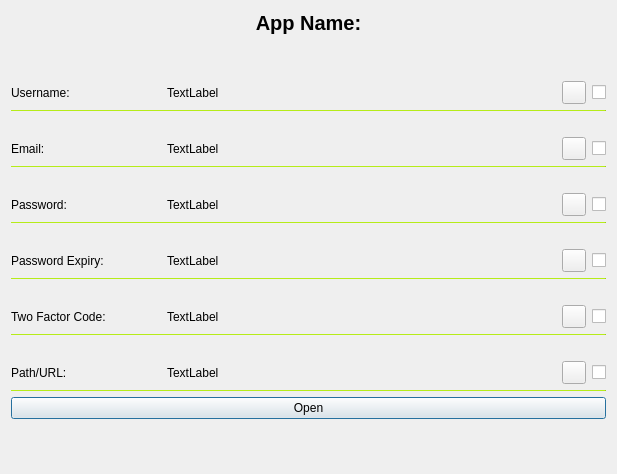
daniel-deru/WorkMate-3.0, file designs/xml/app_vault_view_window.ui: the form before one commit.
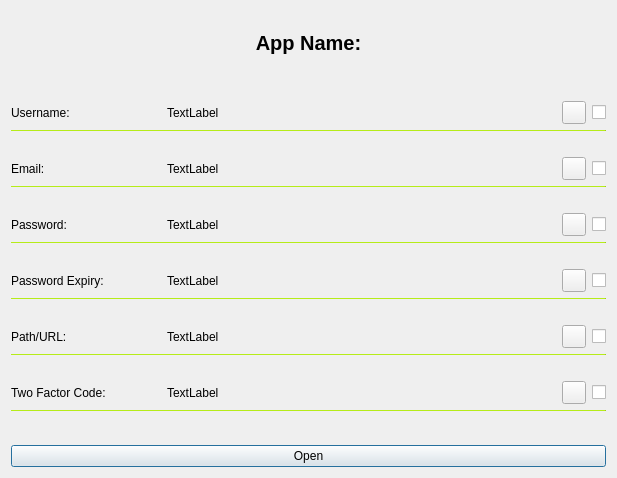
The form after the commit.

Commit message: fixed the app vault view window showing the twofa key when there isnt one

Patch:
```diff
--- a/designs/xml/app_vault_view_window.ui
+++ b/designs/xml/app_vault_view_window.ui
@@ -7,7 +7,7 @@
     <x>0</x>
     <y>0</y>
     <width>617</width>
-    <height>474</height>
+    <height>478</height>
    </rect>
   </property>
   <property name="windowTitle">
@@ -17,7 +17,7 @@
    <item>
     <layout class="QHBoxLayout" name="horizontalLayout">
      <property name="topMargin">
-      <number>0</number>
+      <number>20</number>
      </property>
      <property name="bottomMargin">
       <number>20</number>
@@ -45,6 +45,10 @@
     </layout>
    </item>
    <item>
+    <layout class="QVBoxLayout" name="vbox_data">
+     <item>
+      <layout class="QVBoxLayout" name="verticalLayout_2">
+       <item>
     <layout class="QHBoxLayout" name="horizontalLayout_2">
      <property name="topMargin">
       <number>20</number>
@@ -129,6 +133,10 @@
      </property>
     </widget>
    </item>
+      </layout>
+     </item>
+     <item>
+      <layout class="QVBoxLayout" name="verticalLayout_3">
    <item>
     <layout class="QHBoxLayout" name="horizontalLayout_3">
      <property name="topMargin">
@@ -190,7 +198,7 @@
     </layout>
    </item>
    <item>
-    <widget class="QFrame" name="frame_3">
+        <widget class="Line" name="line">
      <property name="minimumSize">
       <size>
        <width>0</width>
@@ -206,14 +214,15 @@
      <property name="styleSheet">
       <string notr="true">background: #9ecd16;</string>
      </property>
-     <property name="frameShape">
-      <enum>QFrame::HLine</enum>
-     </property>
-     <property name="frameShadow">
-      <enum>QFrame::Sunken</enum>
+         <property name="orientation">
+          <enum>Qt::Horizontal</enum>
      </property>
     </widget>
    </item>
+      </layout>
+     </item>
+     <item>
+      <layout class="QVBoxLayout" name="verticalLayout_4">
    <item>
     <layout class="QHBoxLayout" name="horizontalLayout_4">
      <property name="topMargin">
@@ -275,13 +284,7 @@
     </layout>
    </item>
    <item>
-    <widget class="QFrame" name="frame_4">
-     <property name="minimumSize">
-      <size>
-       <width>0</width>
-       <height>1</height>
-      </size>
-     </property>
+        <widget class="Line" name="line_2">
      <property name="maximumSize">
       <size>
        <width>16777215</width>
@@ -291,14 +294,15 @@
      <property name="styleSheet">
       <string notr="true">background: #9ecd16;</string>
      </property>
-     <property name="frameShape">
-      <enum>QFrame::HLine</enum>
-     </property>
-     <property name="frameShadow">
-      <enum>QFrame::Sunken</enum>
+         <property name="orientation">
+          <enum>Qt::Horizontal</enum>
      </property>
     </widget>
    </item>
+      </layout>
+     </item>
+     <item>
+      <layout class="QVBoxLayout" name="verticalLayout_5">
    <item>
     <layout class="QHBoxLayout" name="horizontalLayout_7">
      <property name="topMargin">
@@ -366,7 +370,7 @@
     </layout>
    </item>
    <item>
-    <widget class="QFrame" name="frame">
+        <widget class="Line" name="line_3">
      <property name="maximumSize">
       <size>
        <width>16777215</width>
@@ -376,14 +380,95 @@
      <property name="styleSheet">
       <string notr="true">background: #9ecd16;</string>
      </property>
-     <property name="frameShape">
-      <enum>QFrame::HLine</enum>
-     </property>
-     <property name="frameShadow">
-      <enum>QFrame::Sunken</enum>
-     </property>
-    </widget>
-   </item>
+         <property name="orientation">
+          <enum>Qt::Horizontal</enum>
+         </property>
+        </widget>
+       </item>
+      </layout>
+     </item>
+     <item>
+      <layout class="QVBoxLayout" name="verticalLayout_7">
+       <item>
+        <layout class="QHBoxLayout" name="horizontalLayout_5">
+         <property name="topMargin">
+          <number>20</number>
+         </property>
+         <item>
+          <widget class="QLabel" name="lbl_path_view">
+           <property name="minimumSize">
+            <size>
+             <width>150</width>
+             <height>0</height>
+            </size>
+           </property>
+           <property name="text">
+            <string>Path/URL:</string>
+           </property>
+          </widget>
+         </item>
+         <item>
+          <widget class="QLabel" name="lbl_path">
+           <property name="text">
+            <string>TextLabel</string>
+           </property>
+          </widget>
+         </item>
+         <item>
+          <spacer name="horizontalSpacer_5">
+           <property name="orientation">
+            <enum>Qt::Horizontal</enum>
+           </property>
+           <property name="sizeHint" stdset="0">
+            <size>
+             <width>40</width>
+             <height>20</height>
+            </size>
+           </property>
+          </spacer>
+         </item>
+         <item>
+          <widget class="QToolButton" name="tbtn_path">
+           <property name="cursor">
+            <cursorShape>PointingHandCursor</cursorShape>
+           </property>
+           <property name="text">
+            <string/>
+           </property>
+          </widget>
+         </item>
+         <item>
+          <widget class="QCheckBox" name="chk_path">
+           <property name="cursor">
+            <cursorShape>PointingHandCursor</cursorShape>
+           </property>
+           <property name="text">
+            <string/>
+           </property>
+          </widget>
+         </item>
+        </layout>
+       </item>
+       <item>
+        <widget class="Line" name="line_5">
+         <property name="maximumSize">
+          <size>
+           <width>16777215</width>
+           <height>1</height>
+          </size>
+         </property>
+         <property name="styleSheet">
+          <string notr="true">background: #9ecd16;</string>
+         </property>
+         <property name="orientation">
+          <enum>Qt::Horizontal</enum>
+         </property>
+        </widget>
+       </item>
+      </layout>
+     </item>
+     <item>
+      <layout class="QVBoxLayout" name="verticalLayout_6">
    <item>
     <layout class="QHBoxLayout" name="horizontalLayout_8">
      <property name="topMargin">
@@ -452,7 +537,7 @@
     </layout>
    </item>
    <item>
-    <widget class="QFrame" name="frame_6">
+        <widget class="Line" name="line_4">
      <property name="maximumSize">
       <size>
        <width>16777215</width>
@@ -462,98 +547,27 @@
      <property name="styleSheet">
       <string notr="true">background: #9ecd16;</string>
      </property>
-     <property name="frameShape">
-      <enum>QFrame::HLine</enum>
-     </property>
-     <property name="frameShadow">
-      <enum>QFrame::Sunken</enum>
-     </property>
-    </widget>
-   </item>
-   <item>
-    <layout class="QHBoxLayout" name="horizontalLayout_5">
-     <property name="topMargin">
-      <number>20</number>
-     </property>
-     <item>
-      <widget class="QLabel" name="lbl_path_view">
-       <property name="minimumSize">
-        <size>
-         <width>150</width>
-         <height>0</height>
-        </size>
-       </property>
-       <property name="text">
-        <string>Path/URL:</string>
-       </property>
-      </widget>
-     </item>
-     <item>
-      <widget class="QLabel" name="lbl_path">
-       <property name="text">
-        <string>TextLabel</string>
-       </property>
-      </widget>
-     </item>
-     <item>
-      <spacer name="horizontalSpacer_5">
        <property name="orientation">
         <enum>Qt::Horizontal</enum>
        </property>
+        </widget>
+       </item>
+      </layout>
+     </item>
+    </layout>
+   </item>
+   <item>
+    <spacer name="verticalSpacer">
+     <property name="orientation">
+      <enum>Qt::Vertical</enum>
+     </property>
        <property name="sizeHint" stdset="0">
         <size>
-         <width>40</width>
-         <height>20</height>
+       <width>20</width>
+       <height>40</height>
         </size>
        </property>
       </spacer>
-     </item>
-     <item>
-      <widget class="QToolButton" name="tbtn_path">
-       <property name="cursor">
-        <cursorShape>PointingHandCursor</cursorShape>
-       </property>
-       <property name="text">
-        <string/>
-       </property>
-      </widget>
-     </item>
-     <item>
-      <widget class="QCheckBox" name="chk_path">
-       <property name="cursor">
-        <cursorShape>PointingHandCursor</cursorShape>
-       </property>
-       <property name="text">
-        <string/>
-       </property>
-      </widget>
-     </item>
-    </layout>
-   </item>
-   <item>
-    <widget class="QFrame" name="frame_5">
-     <property name="minimumSize">
-      <size>
-       <width>0</width>
-       <height>1</height>
-      </size>
-     </property>
-     <property name="maximumSize">
-      <size>
-       <width>16777215</width>
-       <height>1</height>
-      </size>
-     </property>
-     <property name="styleSheet">
-      <string notr="true">background: #9ecd16;</string>
-     </property>
-     <property name="frameShape">
-      <enum>QFrame::HLine</enum>
-     </property>
-     <property name="frameShadow">
-      <enum>QFrame::Sunken</enum>
-     </property>
-    </widget>
    </item>
    <item>
     <layout class="QHBoxLayout" name="horizontalLayout_6">
@@ -575,19 +589,6 @@
      </item>
     </layout>
    </item>
-   <item>
-    <spacer name="verticalSpacer">
-     <property name="orientation">
-      <enum>Qt::Vertical</enum>
-     </property>
-     <property name="sizeHint" stdset="0">
-      <size>
-       <width>20</width>
-       <height>40</height>
-      </size>
-     </property>
-    </spacer>
-   </item>
   </layout>
  </widget>
  <resources/>
```
Lines whose indentation alone changed are shown as unchanged. The commit also changes 7 other files.
